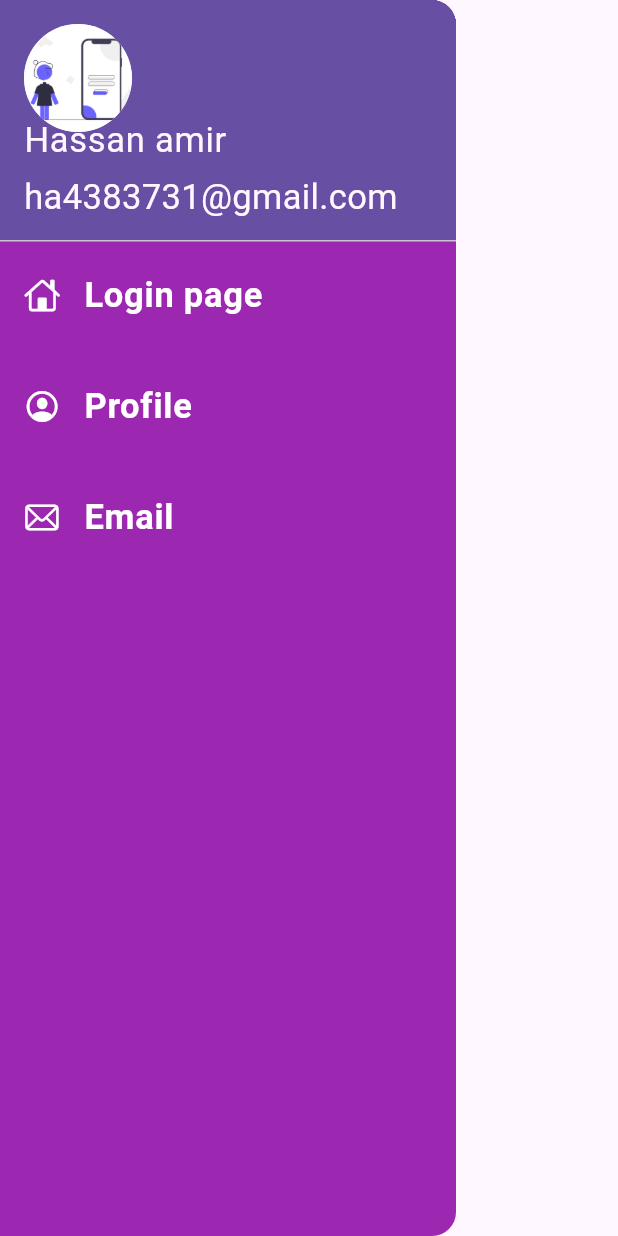
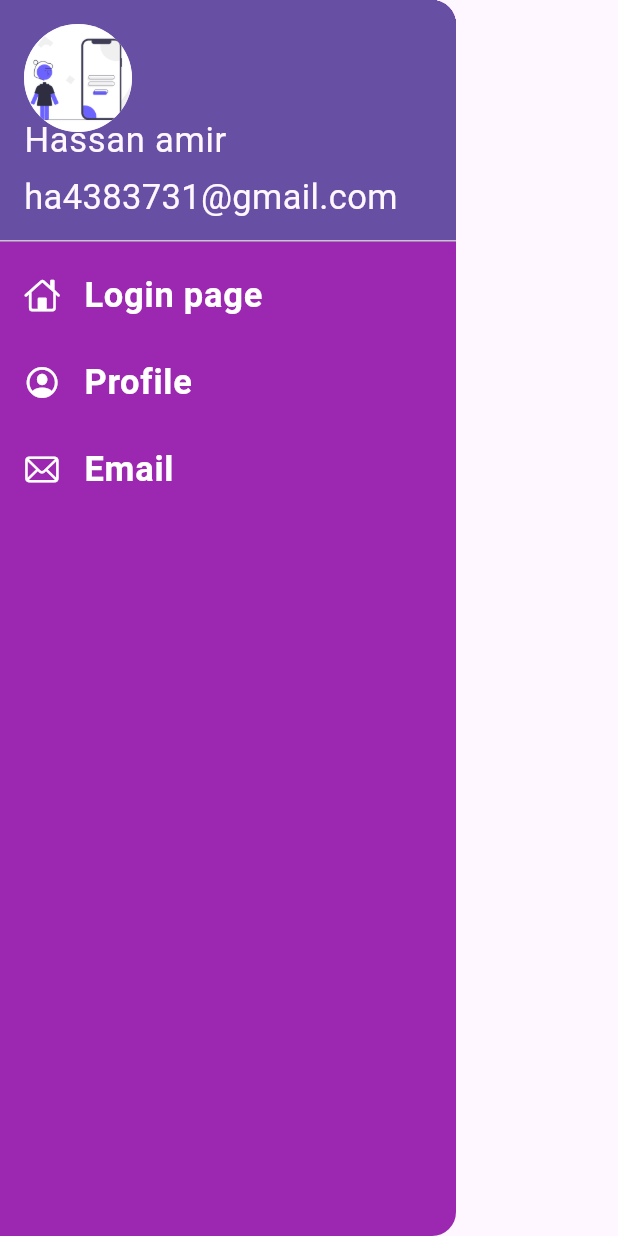
Before and after one commit to Hassan-9526/Flutter_vscode, a Flutter app: the Mydrawer widget shown alone on an empty page, opened directly, on a phone screen of 412 x 824 dp. Run offline on Flutter 3.47's test engine with Material 3 defaults, Android fonts, the phone set to English and light mode, and no system bars; our stand-ins replace google_fonts.

Commit message:
themes extracted

```diff
--- a/flutter_application_1/lib/pages/Home_page.dart
+++ b/flutter_application_1/lib/pages/Home_page.dart
@@ -15,7 +15,7 @@ class HomePage extends StatelessWidget {
     bool theme = false;
     return Scaffold(
       appBar: AppBar(
-        title: Text("My First App"),
+        title: Text("Catalog App"),
       ),
       body: Center(
         child: Container(
@@ -33,7 +33,6 @@ class HomePage extends StatelessWidget {
         },
       ),
       drawer: Mydrawer(),
-      drawerDragStartBehavior: DragStartBehavior.start,
       bottomNavigationBar: BottomAppBar(
         color: Colors.greenAccent,
         height: 30,
--- a/flutter_application_1/lib/widgets/drawer.dart
+++ b/flutter_application_1/lib/widgets/drawer.dart
@@ -10,16 +10,6 @@ class Mydrawer extends StatelessWidget {
   Widget build(BuildContext context) {
     return Drawer(
         backgroundColor: Colors.purple,
-        // child: ListView(
-        //   children: [
-        //     UserAccountsDrawerHeader(
-        //       accountName: Text("Hassan Amir"),
-        //       accountEmail: Text("ha4383731@gmail.com"),
-        //       currentAccountPicture:
-        //           Image.network("assets/images/login_image.png"),
-        //     )
-        //   ],
-        // ),
         child: ListView(
           children: [
             UserAccountsDrawerHeader(
@@ -56,7 +46,7 @@ class Mydrawer extends StatelessWidget {
               },
             ),
             SizedBox(
-              height: 18,
+              height: 2,
             ),
             ListTile(
               leading: Icon(
@@ -77,7 +67,7 @@ class Mydrawer extends StatelessWidget {
               },
             ),
             SizedBox(
-              height: 18,
+              height: 2,
             ),
             ListTile(
               leading: Icon(
--- /dev/null
+++ b/flutter_application_1/lib/widgets/themes.dart
@@ -0,0 +1,18 @@
+import 'package:flutter/material.dart';
+import 'package:google_fonts/google_fonts.dart';
+
+class MyThemes {
+  static ThemeData lighttheme(BuildContext context) => ThemeData(
+      appBarTheme: const AppBarTheme(
+          color: Color.fromRGBO(33, 150, 243, 1),
+          centerTitle: true,
+          shadowColor: Colors.blueGrey,
+          iconTheme: IconThemeData(color: Colors.white)),
+      primarySwatch: Colors.purple,
+      fontFamily: GoogleFonts.balooBhai2().fontFamily,
+      scrollbarTheme: ScrollbarThemeData(
+        trackBorderColor: MaterialStateProperty.all(Colors.blueAccent),
+      ));
+  static darkTheme(BuildContext context) =>
+      ThemeData(brightness: Brightness.dark, primarySwatch: Colors.purple);
+}
```
Also changed, not shown: flutter_application_1/lib/main.dart (+4 -9 lines).
